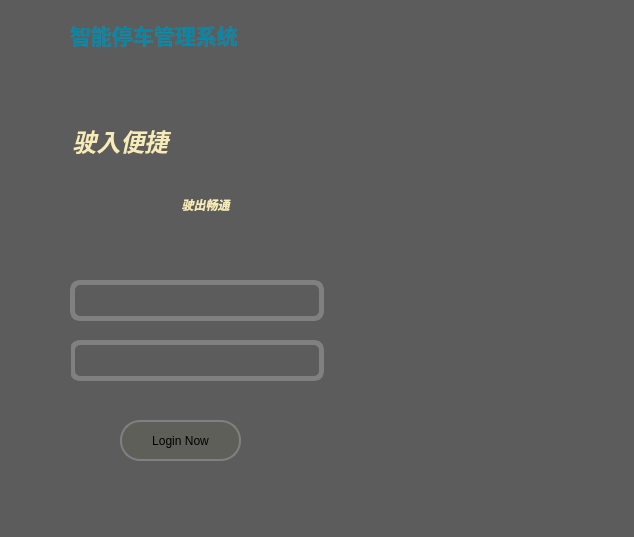
First picture: the form in ipms_Qt/loginwidget.ui, repository yizhitooz/ipms_pro, before the edit.
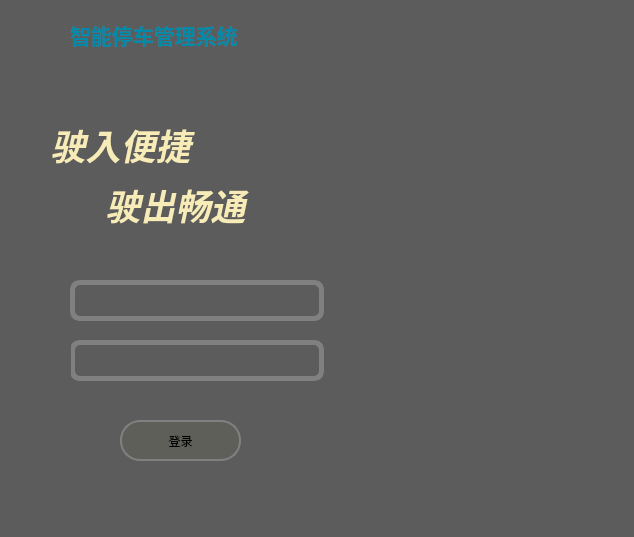
Second picture: the form after the edit. Icons and pictures are not drawn.

Patch:
```diff
--- a/ipms_Qt/loginwidget.ui
+++ b/ipms_Qt/loginwidget.ui
@@ -35,10 +35,10 @@
   <widget class="QLabel" name="label_title">
    <property name="geometry">
     <rect>
-     <x>30</x>
-     <y>120</y>
-     <width>181</width>
-     <height>41</height>
+     <x>0</x>
+     <y>110</y>
+     <width>241</width>
+     <height>71</height>
     </rect>
    </property>
    <property name="styleSheet">
@@ -47,7 +47,7 @@
 font: 18pt &quot;华文行楷&quot;;</string>
    </property>
    <property name="text">
-    <string>&lt;html&gt;&lt;head/&gt;&lt;body&gt;&lt;p align=&quot;center&quot;&gt;&lt;span style=&quot; font-size:18pt; font-weight:600; font-style:italic;&quot;&gt;驶入便捷&lt;/span&gt;&lt;/p&gt;&lt;/body&gt;&lt;/html&gt;</string>
+    <string>&lt;html&gt;&lt;head/&gt;&lt;body&gt;&lt;p align=&quot;center&quot;&gt;&lt;span style=&quot; font-size:26pt; font-weight:600; font-style:italic;&quot;&gt;驶入便捷&lt;/span&gt;&lt;/p&gt;&lt;/body&gt;&lt;/html&gt;</string>
    </property>
   </widget>
   <widget class="QPushButton" name="loginButton">
@@ -82,7 +82,7 @@
     }</string>
    </property>
    <property name="text">
-    <string>Login Now</string>
+    <string>登录</string>
    </property>
   </widget>
   <widget class="QLabel" name="label_2">
@@ -143,9 +143,9 @@
    <property name="geometry">
     <rect>
      <x>10</x>
-     <y>280</y>
+     <y>270</y>
      <width>51</width>
-     <height>41</height>
+     <height>51</height>
     </rect>
    </property>
    <property name="text">
@@ -174,10 +174,10 @@
   <widget class="QLabel" name="label_title02">
    <property name="geometry">
     <rect>
-     <x>120</x>
-     <y>180</y>
-     <width>171</width>
-     <height>51</height>
+     <x>50</x>
+     <y>170</y>
+     <width>251</width>
+     <height>71</height>
     </rect>
    </property>
    <property name="styleSheet">
@@ -186,7 +186,7 @@
 font: 18pt &quot;华文行楷&quot;;</string>
    </property>
    <property name="text">
-    <string>&lt;html&gt;&lt;head/&gt;&lt;body&gt;&lt;p align=&quot;center&quot;&gt;&lt;span style=&quot; font-weight:600; font-style:italic;&quot;&gt;驶出畅通&lt;/span&gt;&lt;/p&gt;&lt;/body&gt;&lt;/html&gt;</string>
+    <string>&lt;html&gt;&lt;head/&gt;&lt;body&gt;&lt;p align=&quot;center&quot;&gt;&lt;span style=&quot; font-size:26pt; font-weight:600; font-style:italic;&quot;&gt;驶出畅通&lt;/span&gt;&lt;/p&gt;&lt;/body&gt;&lt;/html&gt;</string>
    </property>
   </widget>
   <widget class="QLabel" name="label">
```
Left out of the diff: 15 changed lines with no effect on the pictures.
